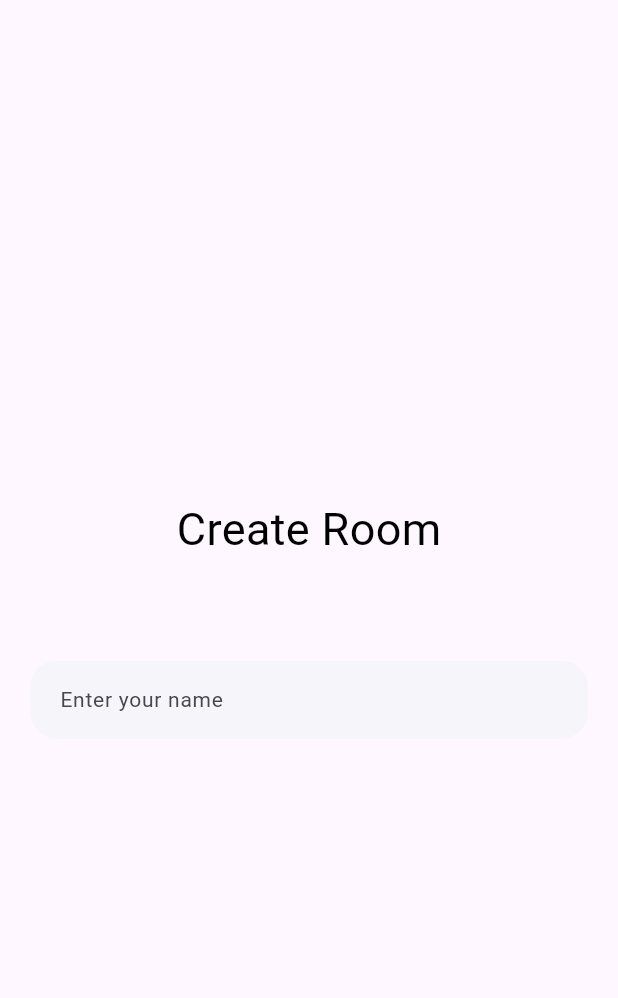
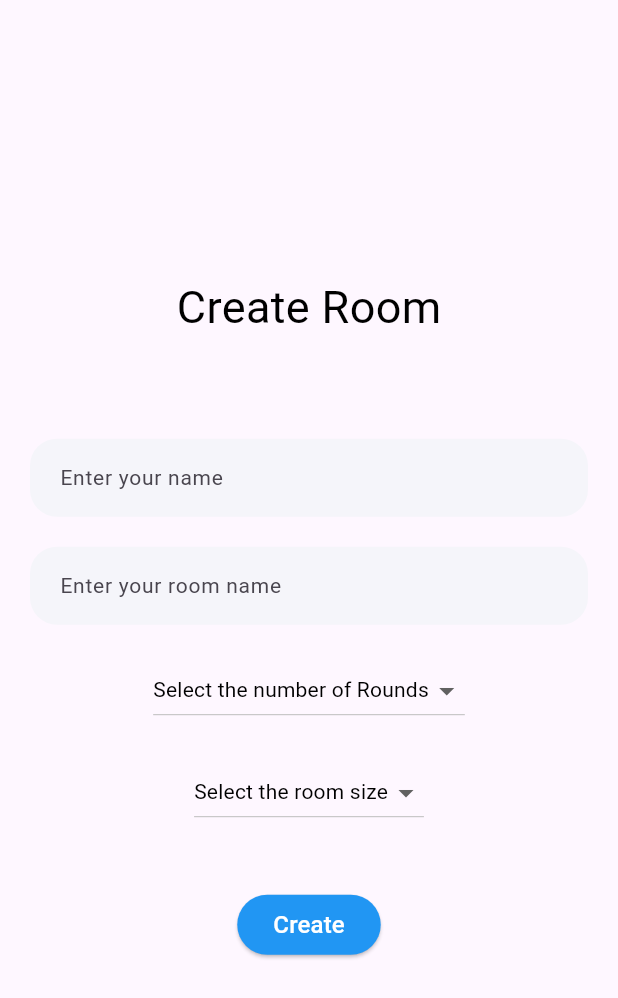
Before and after one commit to anish03mondal/Skribbl-Game, a Flutter app: the CreateRoomScreen screen opened directly, on a phone screen of 412 x 824 dp. Shown: the top 998 px of the screen. Run offline on Flutter 3.47's test engine with Material 3 defaults, Android fonts, the phone set to English and light mode, and no system bars.

Commit message:
create screen updated

```diff
--- a/lib/create_room_screen.dart
+++ b/lib/create_room_screen.dart
@@ -10,6 +10,10 @@ class CreateRoomScreen extends StatefulWidget {
 
 class _CreateRoomScreenState extends State<CreateRoomScreen> {
   final TextEditingController _nameController = TextEditingController();
+  final TextEditingController _roomNameController = TextEditingController();
+  late String? _maxRoundsValue;
+  late String? _roomSizeValue;
+
   @override
   Widget build(BuildContext context) {
     return Scaffold(
@@ -30,6 +34,86 @@ class _CreateRoomScreenState extends State<CreateRoomScreen> {
               hintText: "Enter your name",
             ),
           ),
+          SizedBox(height: 20),
+
+          Container(
+            margin: EdgeInsets.symmetric(horizontal: 20),
+            child: CustomTextField(
+              contorller: _roomNameController,
+              hintText: "Enter your room name",
+            ),
+          ),
+
+          SizedBox(height: 20),
+
+          DropdownButton<String>(
+            focusColor: Color(0xffF5F5FA),
+            items: <String>["2", "5", "10", "15"]
+                .map<DropdownMenuItem<String>>(
+                  (String value) => DropdownMenuItem<String>(
+                    value: value,
+                    child: Text(
+                      value,
+                      style: const TextStyle(color: Colors.black),
+                    ),
+                  ),
+                )
+                .toList(),
+            hint: Text(
+              'Select the number of Rounds',
+              style: TextStyle(
+                fontWeight: FontWeight.w400,
+                fontSize: 14,
+                color: Colors.black,
+              ),
+            ),
+            onChanged: (String? value) {
+              // Handle value change
+              setState(() {
+                _maxRoundsValue = value;
+              });
+            },
+          ),
+          SizedBox(height: 20),
+
+          DropdownButton<String>(
+            focusColor: Color(0xffF5F5FA),
+            items: <String>["2", "3", "4", "5", "6", "7", "8"]
+                .map<DropdownMenuItem<String>>(
+                  (String value) => DropdownMenuItem<String>(
+                    value: value,
+                    child: Text(
+                      value,
+                      style: const TextStyle(color: Colors.black),
+                    ),
+                  ),
+                )
+                .toList(),
+            hint: Text(
+              'Select the room size',
+              style: TextStyle(
+                fontWeight: FontWeight.w400,
+                fontSize: 14,
+                color: Colors.black,
+              ),
+            ),
+            onChanged: (String? value) {
+              // Handle value change
+              setState(() {
+                _roomSizeValue = value;
+              });
+            },
+          ),
+          SizedBox(height: 40),
+
+          ElevatedButton(
+            onPressed: () {},
+            style: ElevatedButton.styleFrom(backgroundColor: Colors.blue),
+            child: Text(
+              "Create",
+              style: TextStyle(fontSize: 16, color: Colors.white),
+            ),
+          ),
         ],
       ),
     );
```
